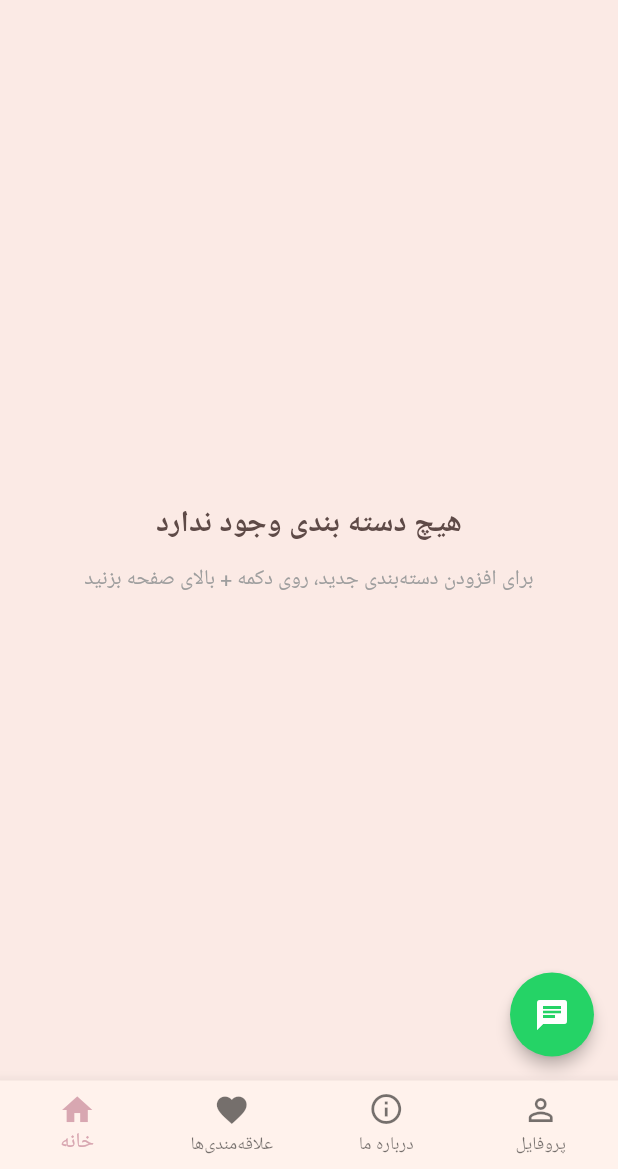
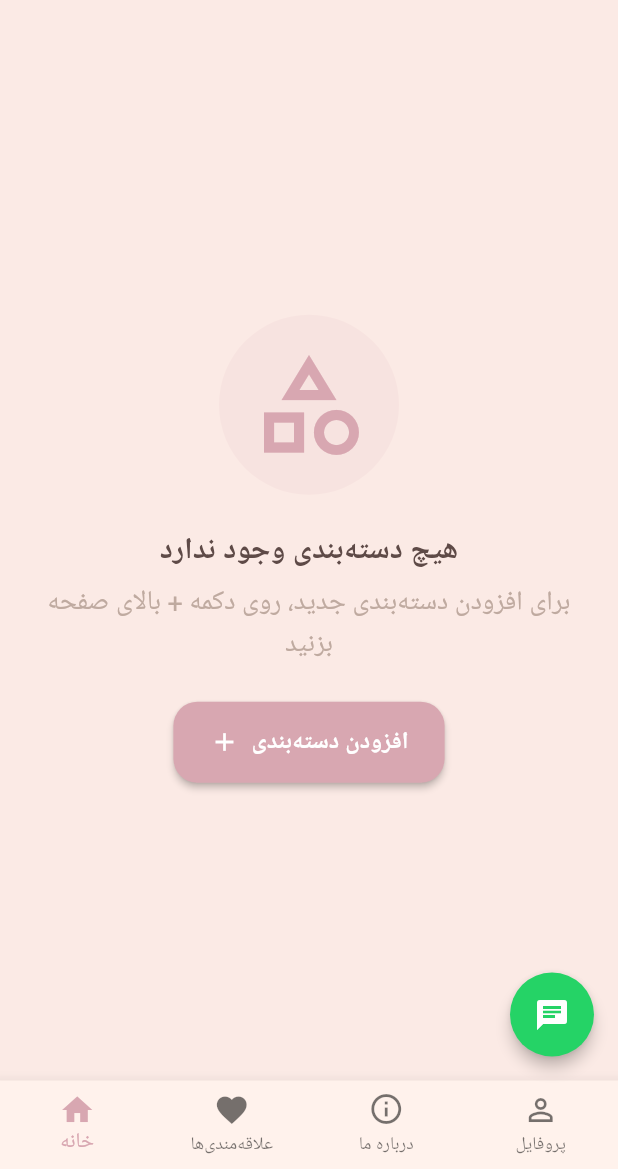
Before and after one commit to Iman-Keramati/Baftopia-, a Flutter app: the screen it shows after launch, on a phone screen of 412 x 824 dp, the part 67-1236 px from its top. Run offline on Flutter 3.47's test engine with Material 3 defaults, Android fonts, the phone set to English and light mode, and no system bars; our stand-ins replace flutter_riverpod, google_fonts, image_picker, shamsi_date, supabase_flutter, transparent_image; missing offline and left inert: flutter_jalali_date_picker; accounts and stored records are empty; Roboto replaces fonts that are missing (Vazirmatn).

Commit message:
enhance the slider added better ui messages

```diff
--- a/lib/screens/categories.dart
+++ b/lib/screens/categories.dart
@@ -1,10 +1,10 @@
 import 'package:baftopia/provider/category_provider.dart';
-import 'package:baftopia/screens/favorites.dart';
 import 'package:baftopia/widgets/add_category.dart';
 import 'package:baftopia/widgets/category_item.dart';
 import 'package:baftopia/widgets/floating_button.dart';
 import 'package:baftopia/widgets/side_menu.dart';
 import 'package:baftopia/widgets/add_content_sheet.dart';
+import 'package:baftopia/widgets/empty_state_widget.dart';
 import 'package:flutter/material.dart';
 import 'package:flutter_riverpod/flutter_riverpod.dart';
 import '../provider/user_provider.dart';
@@ -41,30 +41,26 @@ class CategoriesScreen extends ConsumerWidget {
                       return CategoryItem(category: category);
                     },
                   )
-                  : const Center(
-                    child: Column(
-                      mainAxisAlignment: MainAxisAlignment.center,
-                      children: [
-                        Text(
-                          'هیچ دسته بندی وجود ندارد',
-                          style: TextStyle(
-                            fontSize: 20,
-                            fontWeight: FontWeight.bold,
-                          ),
-                        ),
-                        SizedBox(height: 12),
-                        Text(
-                          'برای افزودن دسته‌بندی جدید، روی دکمه + بالای صفحه بزنید',
-                          style: TextStyle(fontSize: 14, color: Colors.grey),
-                          textAlign: TextAlign.center,
-                        ),
-                      ],
-                    ),
+                  : EmptyStateWidgets.categoriesEmpty(
+                    onAddPressed: () async {
+                      final result = await showModalBottomSheet<bool>(
+                        context: context,
+                        isScrollControlled: true,
+                        builder: (ctx) => AddCategory(modalContext: ctx),
+                      );
+                      if (result == true) {
+                        ref.invalidate(categoryProvider);
+                      }
+                    },
+                    showAction: true,
                   ),
-      loading: () => const Center(child: CircularProgressIndicator()),
+      loading: () => EmptyStateWidgets.loadingState(),
       error: (error, stack) {
         print('Error: $error');
-        return Center(child: Text('Error: $error'));
+        return EmptyStateWidgets.errorState(
+          errorMessage: 'خطا در بارگذاری دسته‌بندی‌ها',
+          onRetryPressed: () => ref.invalidate(categoryProvider),
+        );
       },
     );
 
--- /dev/null
+++ b/lib/widgets/empty_state_widget.dart
@@ -0,0 +1,211 @@
+import 'package:flutter/material.dart';
+import '../core/constants.dart';
+
+class EmptyStateWidget extends StatelessWidget {
+  final IconData icon;
+  final String title;
+  final String? subtitle;
+  final String? actionText;
+  final VoidCallback? onActionPressed;
+  final bool showAction;
+  final double iconSize;
+  final EdgeInsetsGeometry? padding;
+
+  const EmptyStateWidget({
+    super.key,
+    required this.icon,
+    required this.title,
+    this.subtitle,
+    this.actionText,
+    this.onActionPressed,
+    this.showAction = false,
+    this.iconSize = 80.0,
+    this.padding,
+  });
+
+  @override
+  Widget build(BuildContext context) {
+    return Container(
+      padding: padding ?? const EdgeInsets.all(AppConstants.paddingLarge),
+      child: Column(
+        mainAxisAlignment: MainAxisAlignment.center,
+        children: [
+          // Icon with background circle
+          Container(
+            width: iconSize + 40,
+            height: iconSize + 40,
+            decoration: BoxDecoration(
+              color: AppConstants.primaryColor.withOpacity(0.1),
+              shape: BoxShape.circle,
+            ),
+            child: Icon(icon, size: iconSize, color: AppConstants.primaryColor),
+          ),
+
+          const SizedBox(height: AppConstants.paddingLarge),
+
+          // Title
+          Text(
+            title,
+            style: Theme.of(context).textTheme.headlineMedium?.copyWith(
+              fontWeight: FontWeight.bold,
+              color: AppConstants.textColor,
+              fontSize: 20,
+            ),
+            textAlign: TextAlign.center,
+          ),
+
+          // Subtitle (optional)
+          if (subtitle != null) ...[
+            const SizedBox(height: AppConstants.paddingSmall),
+            Text(
+              subtitle!,
+              style: Theme.of(context).textTheme.bodyMedium?.copyWith(
+                color: AppConstants.hintColor,
+                height: 1.5,
+                fontSize: 18,
+              ),
+              textAlign: TextAlign.center,
+            ),
+          ],
+
+          // Action button (optional)
+          if (showAction && actionText != null && onActionPressed != null) ...[
+            const SizedBox(height: AppConstants.paddingLarge),
+            ElevatedButton.icon(
+              onPressed: onActionPressed,
+              icon: const Icon(Icons.add, size: 20),
+              label: Text(actionText!),
+              style: ElevatedButton.styleFrom(
+                backgroundColor: AppConstants.primaryColor,
+                foregroundColor: Colors.white,
+                padding: const EdgeInsets.symmetric(
+                  horizontal: AppConstants.paddingLarge,
+                  vertical: AppConstants.paddingMedium,
+                ),
+                shape: RoundedRectangleBorder(
+                  borderRadius: BorderRadius.circular(
+                    AppConstants.radiusMedium,
+                  ),
+                ),
+                elevation: 2,
+              ),
+            ),
+          ],
+        ],
+      ),
+    );
+  }
+}
+
+// Predefined empty state widgets for common scenarios
+class EmptyStateWidgets {
+  static Widget favoritesEmpty({
+    VoidCallback? onAddPressed,
+    bool showAction = false,
+  }) {
+    return EmptyStateWidget(
+      icon: Icons.favorite_border,
+      title: 'بافتنی ای هنوز به دلت ننشسته',
+      subtitle:
+          'وقتی بافتنی‌ای را به علاقه‌مندی‌ها اضافه کنی، اینجا نمایش داده می‌شود',
+      actionText: 'مشاهده بافتنی‌ها',
+      onActionPressed: onAddPressed,
+      showAction: showAction,
+    );
+  }
+
+  static Widget categoriesEmpty({
+    VoidCallback? onAddPressed,
+    bool showAction = false,
+  }) {
+    return EmptyStateWidget(
+      icon: Icons.category_outlined,
+      title: 'هیچ دسته‌بندی وجود ندارد',
+      subtitle: 'برای افزودن دسته‌بندی جدید، روی دکمه + بالای صفحه بزنید',
+      actionText: 'افزودن دسته‌بندی',
+      onActionPressed: onAddPressed,
+      showAction: showAction,
+    );
+  }
+
+  static Widget productsEmpty({
+    String? categoryName,
+    VoidCallback? onAddPressed,
+    bool showAction = false,
+    bool isAdmin = false,
+  }) {
+    return EmptyStateWidget(
+      icon: Icons.inventory_2_outlined,
+      title:
+          categoryName != null
+              ? 'بافتنی ای در این دسته‌بندی وجود ندارد'
+              : 'هیچ بافتنی‌ای وجود ندارد',
+      subtitle:
+          isAdmin
+              ? (categoryName != null
+                  ? 'در دسته‌بندی "$categoryName" هنوز بافتنی‌ای اضافه نشده است'
+                  : 'برای افزودن بافتنی جدید، روی دکمه + بالای صفحه بزنید')
+              : (categoryName != null
+                  ? 'در دسته‌بندی "$categoryName" هنوز بافتنی‌ای اضافه نشده است'
+                  : 'هنوز بافتنی‌ای در این بخش وجود ندارد'),
+      actionText: isAdmin ? 'افزودن بافتنی' : null,
+      onActionPressed: isAdmin ? onAddPressed : null,
+      showAction: showAction && isAdmin,
+    );
+  }
+
+  static Widget searchEmpty({
+    String? searchQuery,
+    VoidCallback? onClearPressed,
+    bool showAction = false,
+  }) {
+    return EmptyStateWidget(
+      icon: Icons.search_off,
+      title:
+          searchQuery != null
+              ? 'نتیجه‌ای برای "$searchQuery" یافت نشد'
+              : 'نتیجه‌ای یافت نشد',
+      subtitle:
+          searchQuery != null
+              ? 'کلمات کلیدی دیگری امتحان کنید یا فیلترهای جستجو را تغییر دهید'
+              : 'لطفاً کلمات کلیدی را وارد کنید',
+      actionText: 'پاک کردن جستجو',
+      onActionPressed: onClearPressed,
+      showAction: showAction,
+    );
+  }
+
+  static Widget errorState({
+    String? errorMessage,
+    VoidCallback? onRetryPressed,
+    bool showAction = true,
+  }) {
+    return EmptyStateWidget(
+      icon: Icons.error_outline,
+      title: 'خطا در بارگذاری',
+      subtitle: errorMessage ?? 'مشکلی پیش آمده است. لطفاً دوباره تلاش کنید',
+      actionText: 'تلاش مجدد',
+      onActionPressed: onRetryPressed,
+      showAction: showAction,
+    );
+  }
+
+  static Widget loadingState() {
+    return const Center(
+      child: Column(
+        mainAxisAlignment: MainAxisAlignment.center,
+        children: [
+          CircularProgressIndicator(color: AppConstants.primaryColor),
+          SizedBox(height: AppConstants.paddingMedium),
+          Text(
+            'در حال بارگذاری...',
+            style: TextStyle(
+              color: AppConstants.hintColor,
+              fontSize: AppConstants.textSizeMedium,
+            ),
+          ),
+        ],
+      ),
+    );
+  }
+}
```
Also changed, not shown: lib/screens/about_us.dart (+7 -7 lines), lib/screens/category_detail.dart (+18 -4 lines), lib/screens/favorites.dart (+9 -5 lines), lib/screens/product_detail.dart (+73 -14 lines), lib/widgets/add_product.dart (+6 -2 lines).
